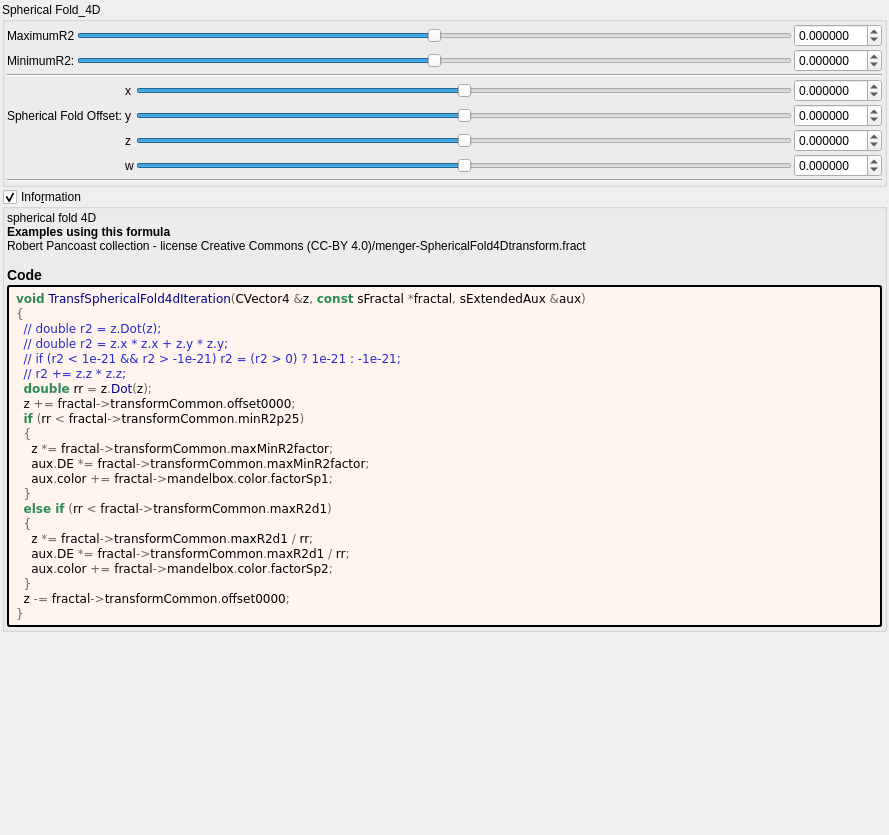
buddhi1980/mandelbulber2, file mandelbulber2/formula/ui/fractal_transf_spherical_fold4d.ui: the form before one commit.
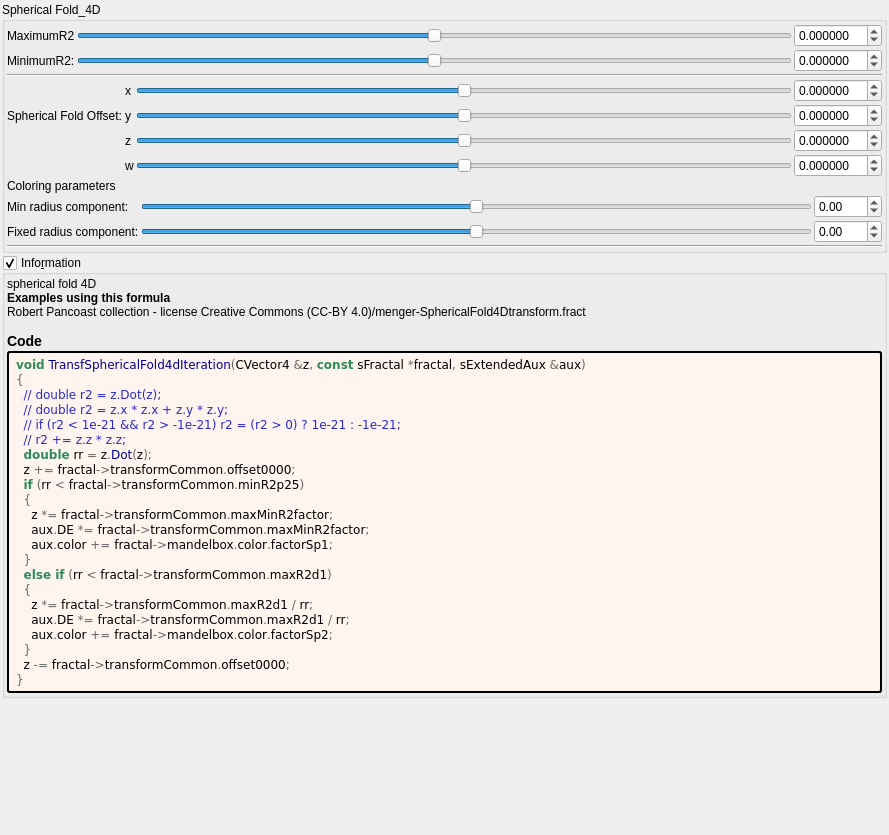
The form after the commit. Custom widgets are drawn as their Qt base class.

Commit message: more general color updates

What changed in the file:
```diff
--- a/mandelbulber2/formula/ui/fractal_transf_spherical_fold4d.ui
+++ b/mandelbulber2/formula/ui/fractal_transf_spherical_fold4d.ui
@@ -37,7 +37,7 @@
      <property name="checkable">
       <bool>false</bool>
      </property>
-     <layout class="QVBoxLayout" name="verticalLayout_12" stretch="0,0,0">
+     <layout class="QVBoxLayout" name="verticalLayout_12" stretch="0,0,0,0">
       <property name="spacing">
        <number>2</number>
       </property>
@@ -436,6 +436,134 @@
         </item>
        </layout>
       </item>
+      <item>
+       <layout class="QGridLayout" name="gridLayout_6">
+        <property name="spacing">
+         <number>2</number>
+        </property>
+        <item row="0" column="0">
+         <widget class="QLabel" name="label_53">
+          <property name="text">
+           <string>Coloring parameters</string>
+          </property>
+         </widget>
+        </item>
+        <item row="1" column="2">
+         <widget class="MyDoubleSpinBox" name="spinbox_mandelbox_color_Sp1">
+          <property name="sizePolicy">
+           <sizepolicy hsizetype="Minimum" vsizetype="Maximum">
+            <horstretch>0</horstretch>
+            <verstretch>0</verstretch>
+           </sizepolicy>
+          </property>
+          <property name="prefix">
+           <string/>
+          </property>
+          <property name="suffix">
+           <string/>
+          </property>
+          <property name="decimals">
+           <number>2</number>
+          </property>
+          <property name="minimum">
+           <double>-100.000000000000000</double>
+          </property>
+          <property name="maximum">
+           <double>100.000000000000000</double>
+          </property>
+          <property name="singleStep">
+           <double>0.100000000000000</double>
+          </property>
+         </widget>
+        </item>
+        <item row="1" column="1">
+         <widget class="QSlider" name="slider_mandelbox_color_Sp1">
+          <property name="sizePolicy">
+           <sizepolicy hsizetype="Expanding" vsizetype="Maximum">
+            <horstretch>0</horstretch>
+            <verstretch>0</verstretch>
+           </sizepolicy>
+          </property>
+          <property name="minimum">
+           <number>-500</number>
+          </property>
+          <property name="maximum">
+           <number>500</number>
+          </property>
+          <property name="singleStep">
+           <number>1</number>
+          </property>
+          <property name="orientation">
+           <enum>Qt::Horizontal</enum>
+          </property>
+         </widget>
+        </item>
+        <item row="1" column="0">
+         <widget class="QLabel" name="label_28">
+          <property name="text">
+           <string>Min radius component:</string>
+          </property>
+         </widget>
+        </item>
+        <item row="2" column="2">
+         <widget class="MyDoubleSpinBox" name="spinbox_mandelbox_color_Sp2">
+          <property name="sizePolicy">
+           <sizepolicy hsizetype="Minimum" vsizetype="Maximum">
+            <horstretch>0</horstretch>
+            <verstretch>0</verstretch>
+           </sizepolicy>
+          </property>
+          <property name="prefix">
+           <string/>
+          </property>
+          <property name="suffix">
+           <string/>
+          </property>
+          <property name="decimals">
+           <number>2</number>
+          </property>
+          <property name="minimum">
+           <double>-100.000000000000000</double>
+          </property>
+          <property name="maximum">
+           <double>100.000000000000000</double>
+          </property>
+          <property name="singleStep">
+           <double>0.100000000000000</double>
+          </property>
+         </widget>
+        </item>
+        <item row="2" column="1">
+         <widget class="QSlider" name="slider_mandelbox_color_Sp2">
+          <property name="sizePolicy">
+           <sizepolicy hsizetype="Expanding" vsizetype="Maximum">
+            <horstretch>0</horstretch>
+            <verstretch>0</verstretch>
+           </sizepolicy>
+          </property>
+          <property name="minimum">
+           <number>-500</number>
+          </property>
+          <property name="maximum">
+           <number>500</number>
+          </property>
+          <property name="singleStep">
+           <number>1</number>
+          </property>
+          <property name="orientation">
+           <enum>Qt::Horizontal</enum>
+          </property>
+         </widget>
+        </item>
+        <item row="2" column="0">
+         <widget class="QLabel" name="label_29">
+          <property name="text">
+           <string>Fixed radius component:</string>
+          </property>
+         </widget>
+        </item>
+       </layout>
+      </item>
       <item>
        <widget class="Line" name="line_13">
         <property name="orientation">
@@ -553,17 +681,17 @@
   </layout>
  </widget>
  <customwidgets>
-  <customwidget>
-   <class>MyDoubleSpinBox</class>
-   <extends>QDoubleSpinBox</extends>
-   <header>my_double_spin_box.h</header>
-  </customwidget>
   <customwidget>
    <class>MyGroupBox</class>
    <extends>QGroupBox</extends>
    <header>my_group_box.h</header>
    <container>1</container>
   </customwidget>
+  <customwidget>
+   <class>MyDoubleSpinBox</class>
+   <extends>QDoubleSpinBox</extends>
+   <header>my_double_spin_box.h</header>
+  </customwidget>
  </customwidgets>
  <tabstops>
   <tabstop>slider_transf_maxR2_1</tabstop>
```
Left out of the diff: 8 changed lines with no effect on the pictures. Lines whose indentation alone changed are shown as unchanged. The commit also changes 9 other files.
